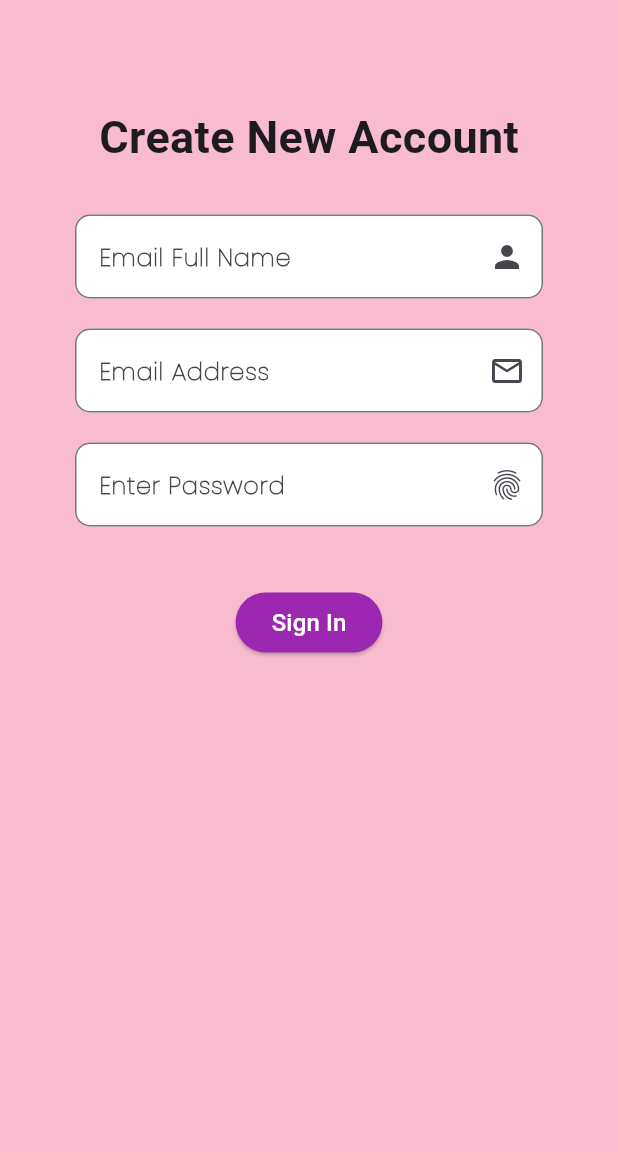
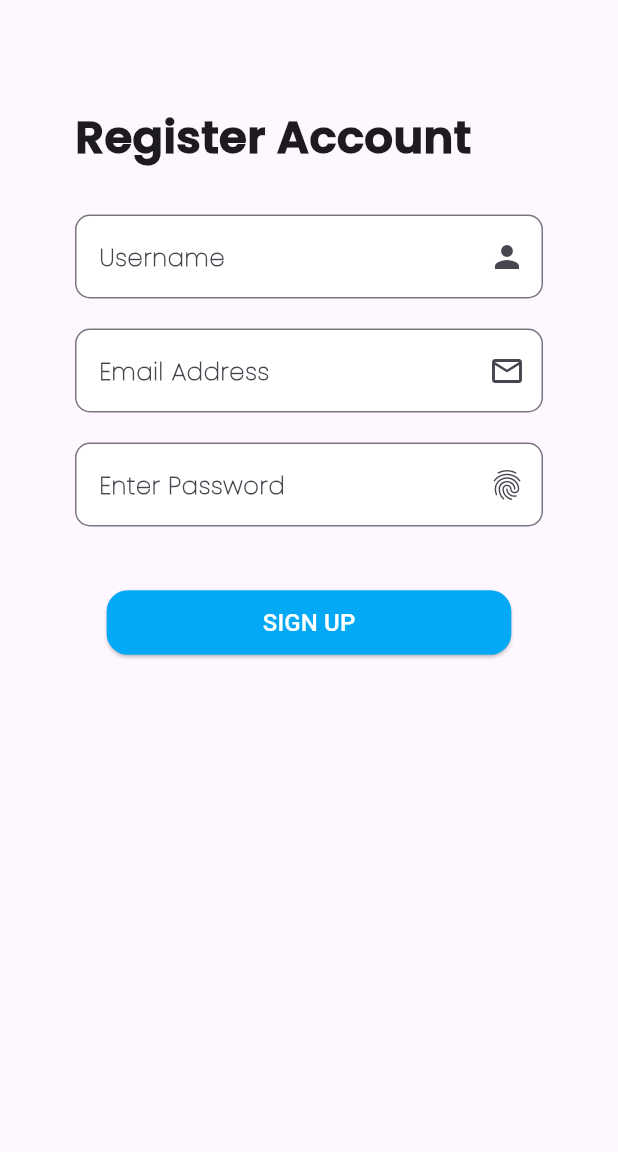
Before and after one commit to MuthuvelA/JOBPORTAL_FRONTEND, a Flutter app: the screen it shows after launch, after a tap on "Signup", on a phone screen of 412 x 824 dp, the part 84-1236 px from its top. Run offline on Flutter 3.47's test engine with Material 3 defaults, Android fonts, the phone set to English and light mode, and no system bars; Roboto replaces fonts that are missing (Popppins-bold).

Commit message:
MODIFIED LOGIN AND SIGNUP

```diff
--- a/lib/component/view/login_view.dart
+++ b/lib/component/view/login_view.dart
@@ -24,7 +24,6 @@ class _LoginPageState extends State<LoginPage> {
           ),
         ),
       ),
-      backgroundColor: Colors.pink.shade100,
       body: formFieldForLogin(context),
     );
   }
@@ -37,13 +36,27 @@ Widget formFieldForLogin(BuildContext context) {
       padding: const EdgeInsets.only(left: 50, right: 50),
       child: Column(
         children: [
-          const SizedBox(height: 150),
-          const Center(
-              child: Text(
-                "Login",
-                style: TextStyle(fontFamily: "Poppins", fontSize: 50, fontWeight: FontWeight.bold),
-              )),
-          const SizedBox(height: 30,),
+          const SizedBox(height: 30),
+
+          Row(
+            mainAxisAlignment: MainAxisAlignment.start,
+            children: [
+              Text(
+                    "Welcome Back!",
+                    style: TextStyle(fontFamily: "Poppins-bold", fontSize: 28, fontWeight: FontWeight.w800),
+                  ),
+            ],
+          ),
+          Row(
+            mainAxisAlignment: MainAxisAlignment.start,
+            children: [
+              Text(
+                " Fill the login credential\n to continue!",
+                style: TextStyle(fontFamily: "Poppins",fontSize: 15,fontWeight: FontWeight.bold),
+              ),
+            ],
+          ),
+          const SizedBox(height: 60,),
           Container(
             decoration: BoxDecoration(
               borderRadius: BorderRadius.circular(10),
@@ -53,12 +66,6 @@ Widget formFieldForLogin(BuildContext context) {
               decoration: InputDecoration(
                   hintText: "Enter username or mail",
                   hintStyle: TextStyle(fontFamily: "Poppins", fontWeight: FontWeight.w700),
-                  border: OutlineInputBorder(
-                      borderRadius: BorderRadius.circular(10),
-                      borderSide: const BorderSide(
-                        color: Colors.blue,
-                        width: 10,
-                      )),
                   suffixIcon: const Icon(Icons.person)),
             ),
           ),
@@ -73,12 +80,6 @@ Widget formFieldForLogin(BuildContext context) {
               decoration: InputDecoration(
                   hintText: "Password",
                   hintStyle: TextStyle(fontFamily: "Poppins", fontWeight: FontWeight.w700),
-                  border: OutlineInputBorder(
-                      borderRadius: BorderRadius.circular(10),
-                      borderSide: const BorderSide(
-                        color: Colors.blue,
-                        width: 10,
-                      )),
                   suffixIcon: const Icon(Icons.fingerprint)),
             ),
           ),
@@ -91,8 +92,8 @@ Widget formFieldForLogin(BuildContext context) {
                 child: const Text(
                   'Forgot Password?',
                   style: TextStyle(
-                    fontWeight: FontWeight.w700,
-                    fontFamily: 'Poppins-Bold',
+                    fontWeight: FontWeight.w100,
+                    fontFamily: 'Poppins-bold',
                   ),
                 ),
               ),
@@ -112,8 +113,8 @@ Widget formFieldForLogin(BuildContext context) {
                 child: const Text(
                   'Signup',
                   style: TextStyle(
-                    fontWeight: FontWeight.w700,
-                    fontFamily: "Poppins-bold",
+                      fontWeight: FontWeight.w100,
+                      fontFamily: 'Poppins-bold'
                   ),
                 ),
               ),
@@ -122,11 +123,22 @@ Widget formFieldForLogin(BuildContext context) {
           const SizedBox(height: 20),
           ElevatedButton(
             onPressed: () {},
-            child: Text("Login", style: TextStyle(color: Colors.white, fontSize: 16.0)),
             style: ElevatedButton.styleFrom(
-              backgroundColor: Colors.purple,
+              backgroundColor: Colors.lightBlue,
               shape: RoundedRectangleBorder(
-                borderRadius: BorderRadius.circular(16.0),
+                borderRadius: BorderRadius.circular(14.0),
+              ),
+            ),
+            child: Container(
+              padding: const EdgeInsets.symmetric(horizontal: 80, vertical: 10), // Adjust horizontal padding here
+              child: const Text(
+                "LOG IN",
+                style: TextStyle(
+                  color: Colors.white,
+                  fontSize: 16.0,
+                  fontFamily: "Poppins",
+                  fontWeight: FontWeight.w800,
+                ),
               ),
             ),
           ),
--- a/lib/component/view/sign-up_view.dart
+++ b/lib/component/view/sign-up_view.dart
@@ -23,7 +23,7 @@ class _SignInPageState extends State<SignInPage> {
           ),
         ),
       ),
-      backgroundColor: Colors.pink.shade100,
+      //backgroundColor: Colors.pink.shade100,
       body: formFieldForSignIn(),
     );
   }
@@ -35,8 +35,10 @@ class _SignInPageState extends State<SignInPage> {
         child: Column(
           children: [
             const SizedBox(height: 70,),
-            const Center(
-              child: Text("Create New Account",style: TextStyle(fontSize: 30,fontWeight: FontWeight.bold),),
+            Row(
+              children: [
+                Text("Register Account",style: TextStyle(fontSize: 30,fontWeight: FontWeight.w800,fontFamily: "Poppins-bold"),),
+              ]
             ),
             const SizedBox(height: 30,),
             Container(
@@ -47,7 +49,7 @@ class _SignInPageState extends State<SignInPage> {
               //color: Colors.white,
               child: TextFormField(
                 decoration: InputDecoration(
-                    hintText: "Email Full Name",
+                    hintText: "Username",
                     hintStyle: TextStyle(fontFamily: "Poppins", fontWeight: FontWeight.w700),
                     border: OutlineInputBorder(
                         borderRadius: BorderRadius.circular(10),
@@ -121,11 +123,22 @@ class _SignInPageState extends State<SignInPage> {
                 onPressed: (){
                     _submitForm();
                 },
-                child: Text("Sign In",style: TextStyle(color: Colors.white,fontSize: 16,fontFamily: 'Popppins-bold'),),
-              style: ButtonStyle(
-                //foregroundColor: MaterialStateProperty.all<Color>(Colors.blue),
-                backgroundColor: MaterialStateProperty.all<Color>(Colors.purple),
+              style: ElevatedButton.styleFrom(
+                backgroundColor: Colors.lightBlue,
+                shape: RoundedRectangleBorder(
+                  borderRadius: BorderRadius.circular(14.0),
+                ),
               ),
+                child:Container(
+                  padding: const EdgeInsets.symmetric(horizontal: 80, vertical: 10),
+                  child: const Text(
+                  "SIGN UP",
+                  style: TextStyle(
+                      color: Colors.white,
+                      fontSize: 16,
+                      fontFamily: 'Popppins-bold'),
+                  ),
+                ),
             )
           ],
         ),
@@ -150,8 +163,8 @@ class _SignInPageState extends State<SignInPage> {
               context: context,
               builder: (context){
                 return AlertDialog(
-                  title: Text("INFORMATION",style: TextStyle(fontSize: 20,fontWeight: FontWeight.bold),),
-                  content: Text(
+                  title: const Text("INFORMATION",style: TextStyle(fontSize: 20,fontWeight: FontWeight.bold),),
+                  content: const Text(
                     "Successfully entered , now you can go to login page using this button :)",
                     style: TextStyle(fontSize: 16,fontWeight: FontWeight.normal),
                   ),
@@ -161,11 +174,11 @@ class _SignInPageState extends State<SignInPage> {
                       onPressed: (){
                         Navigator.pop(context);
                       },
-                      child: Text("OK",style: TextStyle(color: Colors.white,fontSize: 16),),
                       style: ButtonStyle(
                         foregroundColor: MaterialStateProperty.all<Color>(Colors.blue),
                         backgroundColor: MaterialStateProperty.all<Color>(Colors.blue),
                       ),
+                      child: Text("OK",style: TextStyle(color: Colors.white,fontSize: 16),),
                     )
                   ],
                 );
```
